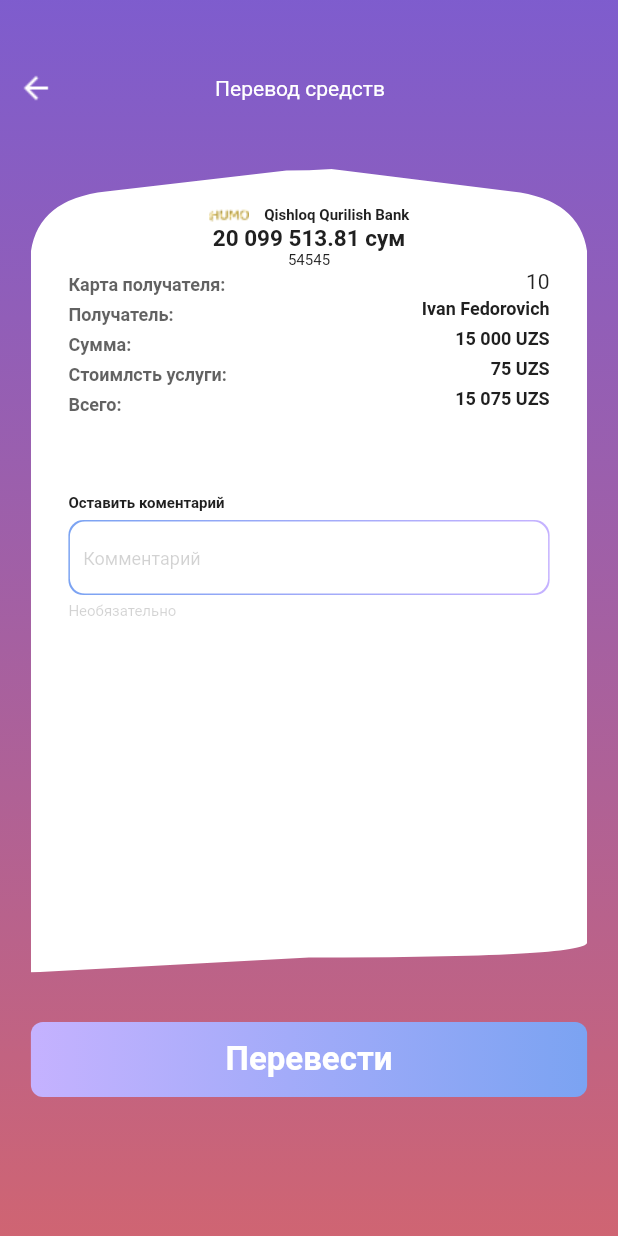
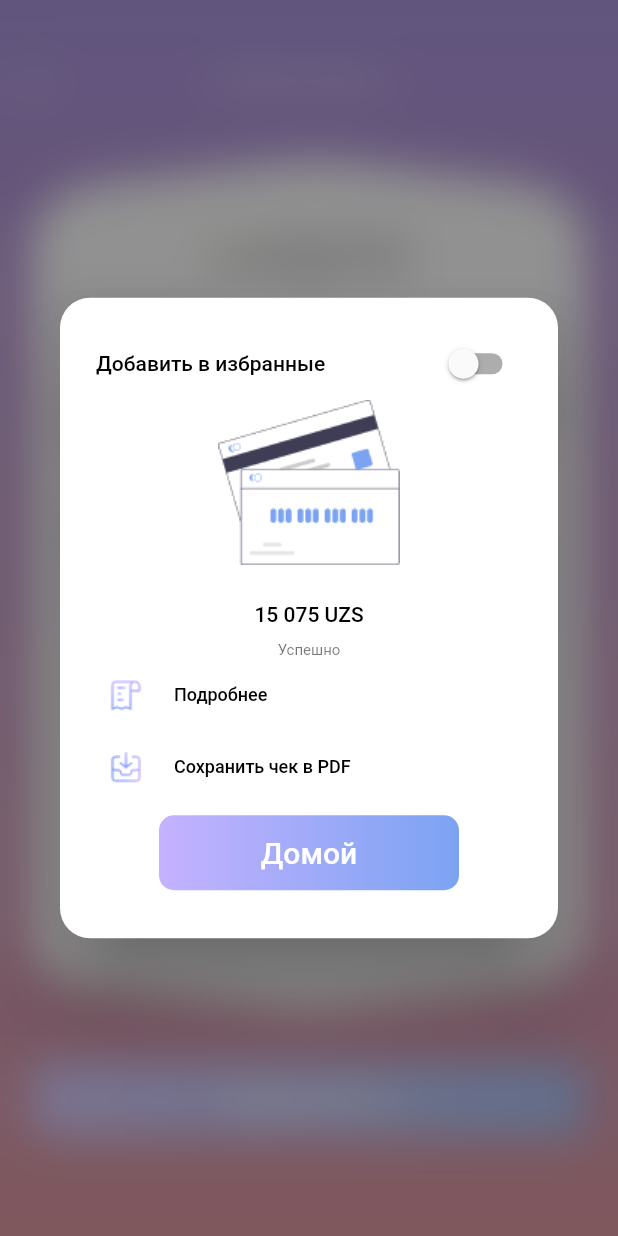
Before and after one commit to farhodyusupov/Quant-Flutter-, a Flutter app: the screen it shows after launch, after a tap on "Перевести", on a phone screen of 412 x 824 dp. Run offline on Flutter 3.47's test engine with Material 2 defaults, Android fonts, the phone set to English and light mode, and no system bars; our stand-ins replace bloc, carousel_slider, dotted_border, fl_chart, flutter_bloc, flutter_custom_clippers and 5 more; missing offline and left inert: dart:ffi; accounts and stored records are empty.

Commit message:
17 march perevod completed

```diff
--- a/lib/ui/home/home_widgets/clip_path_widget.dart
+++ b/lib/ui/home/home_widgets/clip_path_widget.dart
@@ -4,32 +4,47 @@ class ClipPathClass extends CustomClipper<Path> {
   @override
   Path getClip(Size size) {
     var path = Path();
+
     ///first point(left side border radius)
     path.moveTo(0, 55);
     var controlPoint1 = Offset(5, 20);
     var endPoint1 = Offset(50, 15);
-    path.quadraticBezierTo(controlPoint1.dx, controlPoint1.dy, endPoint1.dx, endPoint1.dy);
-    path.lineTo(size.width/2-15, 1);
+    path.quadraticBezierTo(
+        controlPoint1.dx, controlPoint1.dy, endPoint1.dx, endPoint1.dy);
+    path.lineTo(size.width / 2 - 15, 1);
 
     ///second point(top radius)
     var controlPoint2 = Offset(size.width / 2, 1);
-    var endPoint2 = Offset(size.width/2+15, 0);
-    path.quadraticBezierTo(controlPoint2.dx, controlPoint2.dy, endPoint2.dx, endPoint2.dy);
+    var endPoint2 = Offset(size.width / 2 + 15, 0);
+    path.quadraticBezierTo(
+        controlPoint2.dx, controlPoint2.dy, endPoint2.dx, endPoint2.dy);
 
     ///third point(right side border radius)
-    path.lineTo(size.width-50, 15);
-    var controlPoint3 = Offset(size.width-5, 20);
+    path.lineTo(size.width - 50, 15);
+    var controlPoint3 = Offset(size.width - 5, 20);
     var endPoint3 = Offset(size.width, 55);
-    path.quadraticBezierTo(controlPoint3.dx, controlPoint3.dy, endPoint3.dx, endPoint3.dy);
-    path.lineTo(size.width, size.height / 18);
-    path.lineTo(size.width, size.height-20);
-    var controlPoint4 = Offset(size.width, size.height-10
-    );
-    var endPoint4 = Offset(size.width/2, size.height);
-    path.quadraticBezierTo(controlPoint4.dx, controlPoint4.dy, endPoint4.dx, controlPoint4.dy);
-    path.lineTo(0, size.height);
+    path.quadraticBezierTo(
+        controlPoint3.dx, controlPoint3.dy, endPoint3.dx, endPoint3.dy);
+
+    /// bottom left corner
+    path.lineTo(size.width, size.height-55);
+    var controlPoint4 = Offset(size.width-5, size.height-20);
+    var endPoint4 = Offset(size.width-50, size.height-15);
+    path.quadraticBezierTo(
+        controlPoint4.dx, controlPoint4.dy, endPoint4.dx, endPoint4.dy);
+    path.lineTo(size.width / 2 , size.height-1);
+
+    /// bottom center
 
 
+
+    /// bottom right corner
+    path.lineTo(50, size.height-15);
+    var controlPoint6 = Offset(5, size.height-15);
+    var endPoint6 = Offset(0, size.height-50);
+    path.quadraticBezierTo(
+        controlPoint6.dx, controlPoint6.dy, endPoint6.dx, endPoint6.dy);
+    // path.lineTo(0, 55);
     path.close();
 
     return path;
--- a/lib/ui/home/home_widgets/perevod_sredstva_widget.dart
+++ b/lib/ui/home/home_widgets/perevod_sredstva_widget.dart
@@ -1,5 +1,6 @@
 import 'package:flutter/material.dart';
 import 'package:quant_flutter_new/constants/constants.dart';
+import 'package:quant_flutter_new/ui/home/home_widgets/perevod_zavershen.dart';
 import 'package:quant_flutter_new/ui/widgets/border_gradient_widget.dart';
 
 import 'clip_path_widget.dart';
@@ -26,7 +27,8 @@ class _PerevodSredstvaWidgetState extends State<PerevodSredstvaWidget> {
   @override
   Widget build(BuildContext context) {
     Size size = MediaQuery.of(context).size;
-    return Scaffold(
+    return SafeArea(
+      child: Scaffold(
         body: Container(
           decoration: BoxDecoration(
               gradient: LinearGradient(colors: [
@@ -54,10 +56,11 @@ class _PerevodSredstvaWidgetState extends State<PerevodSredstvaWidget> {
                   padding: EdgeInsets.all(25),
                   color: Colors.white,
                   width: size.width * 0.9,
-                height: size.height * 0.65,
+                  height: size.height * 0.69,
                   child: Column(
                     crossAxisAlignment: CrossAxisAlignment.start,
                     children: [
+                      const SizedBox(height: 25,),
                       Row(
                         mainAxisAlignment: MainAxisAlignment.center,
                         children: [
@@ -166,7 +169,15 @@ class _PerevodSredstvaWidgetState extends State<PerevodSredstvaWidget> {
                 height: 25,
               ),
               TextButton(
-              onPressed: () {},
+                onPressed: () {
+                  showDialog<void>(
+                    context: context,
+                    barrierDismissible: false, // user must tap button!
+                    builder: (BuildContext context) {
+                      return PerevodZavershenWidget();
+                    },
+                  );
+                },
                 child: Container(
                   alignment: Alignment.center,
                   height: 50,
@@ -181,8 +192,9 @@ class _PerevodSredstvaWidgetState extends State<PerevodSredstvaWidget> {
                   ),
                 ),
               ),
-            const SizedBox(height: 50,)
+              const SizedBox(height: 30,)
             ],
+          ),
         ),
       ),
     );
--- /dev/null
+++ b/lib/ui/home/home_widgets/perevod_zavershen.dart
@@ -0,0 +1,171 @@
+import 'dart:ui';
+
+import 'package:flutter/material.dart';
+import 'package:quant_flutter_new/constants/constants.dart';
+import 'package:quant_flutter_new/ui/widgets/bottom_navigation_bar.dart';
+
+class PerevodZavershenWidget extends StatefulWidget {
+  const PerevodZavershenWidget({Key? key}) : super(key: key);
+
+  @override
+  _PerevodZavershenWidgetState createState() => _PerevodZavershenWidgetState();
+}
+
+class _PerevodZavershenWidgetState extends State<PerevodZavershenWidget> {
+  bool switchValue = false;
+  bool isPodrobnoy = true;
+  @override
+  Widget build(BuildContext context) {
+    Size size = MediaQuery.of(context).size;
+    return Container(
+      color: Colors.white.withOpacity(0.2),
+      child: BackdropFilter(
+        filter: ImageFilter.blur(sigmaY: 15, sigmaX: 15),
+        child: AlertDialog(
+          shape: const RoundedRectangleBorder(
+              borderRadius: BorderRadius.all(Radius.circular(20.0))),
+          content: Container(
+            width: size.width*0.9,
+            child: SingleChildScrollView(
+              child: isPodrobnoy?Column(
+
+                children: [
+                  Row(
+                    mainAxisAlignment: MainAxisAlignment.spaceBetween,
+                    children: [
+                      Text("Добавить в избранные",style:Theme.of(context).textTheme.bodyText1 ),
+                      Switch(
+                          value: switchValue,
+                          onChanged: (value) {
+                            setState(() {
+                              switchValue = !switchValue;
+                            });
+                            print(switchValue);
+                          })
+                    ],
+                  ),
+                  Image.asset("assets/icons/perevodIcons/two_cards.png"),
+                  const SizedBox(height: 25,),
+                  Text("15 075 UZS",style:Theme.of(context).textTheme.bodyText1),
+                  const SizedBox(height: 10,),
+                  Text("Успешно",style:TextStyle(color: blackTextColor.withOpacity(0.6), fontSize: 10)),
+                  TextButton(
+                    onPressed: (){
+                      setState(() {
+                        isPodrobnoy = false;
+                      });
+                    },
+
+                    child: Row(
+                      children: [
+                        Image.asset("assets/icons/perevodIcons/paper_podrobnoy.png"),
+                        const SizedBox(width: 20,),
+                        Text("Подробнее",style:Theme.of(context).textTheme.bodyText1!.copyWith(fontSize: 12))
+                      ],
+                    ),
+                  ),
+                  TextButton(
+                      onPressed: () {},
+                      child: Row(
+                        children: [
+                          Image.asset("assets/icons/perevodIcons/soxranit_chek.png"),
+                          const SizedBox(width: 20,),
+                          Text("Сохранить чек в PDF",style:Theme.of(context).textTheme.bodyText1!.copyWith(fontSize: 12)),
+                        ],
+                      )),
+                  TextButton(
+                    onPressed: () {
+                      Navigator.push(
+                        context,
+                        MaterialPageRoute(builder: (context) => BottomNavBar()),
+                      );
+                    },
+                    child: Container(
+                      alignment: Alignment.center,
+                      height: 50,
+                      width: 200,
+                      decoration: BoxDecoration(
+                        gradient: const LinearGradient(
+                            colors: [Color(0xffC5B2FF), Color(0xff7BA3F2)]),
+                        borderRadius: BorderRadius.circular(10),
+                      ),
+                      child: Text("Домой", style:Theme.of(context).textTheme.headline6?.copyWith(fontSize: 20)),
+                    ),
+                  ),
+                ],
+              ):perevodPodrobnoy(size),
+            ),
+          ),
+        ),
+      ),
+    );
+  }
+
+  Widget perevodPodrobnoy(Size size){
+    return Column(
+      crossAxisAlignment: CrossAxisAlignment.start,
+      children: [
+        Center(child: Image.asset("assets/icons/perevodIcons/succes.png", height: 70,)),
+        text("Имя отправителя","Ivan Ivanov"),
+        text("Отправитель","8600 31** **** 7000"),
+        text("Имя получателя","Ivan Fedorevich"),
+        text("Получатель","Получатель"),
+        text("Комиссия","0.75 UZS"),
+        text("Общая сумма","15 075 UZS"),
+        text("Дата транзакции","10.03.2022 10:39:36"),
+        Row(
+          mainAxisAlignment: MainAxisAlignment.spaceBetween,
+          children: [
+            text("№ транзакции","343dshiho-hfffrughp-dufhgdp-999jp"),
+            Column(
+              children: [
+                const SizedBox(height: 14,),
+                Image.asset("assets/icons/perevodIcons/tranzaksi.png")
+              ],
+            ),
+          ],
+        ),
+        const SizedBox(height: 10,),
+        Center(
+          child: TextButton(
+            onPressed: (){
+              Navigator.push(
+                context,
+                MaterialPageRoute(builder: (context) => BottomNavBar()),
+              );
+            },
+            child: Container(
+              alignment: Alignment.center,
+              height: 45,
+              width: size.width*0.6,
+              decoration: BoxDecoration(
+                gradient: const LinearGradient(
+                  colors: [
+                    Color(0xffC5B2FF),
+                    Color(0xff7BA3F2),
+                  ]
+                ),
+                borderRadius: BorderRadius.circular(10)
+              ),
+              child: Text("Закрыть", style:Theme.of(context).textTheme.headline6?.copyWith(fontSize: 16)),
+            ),
+          ),
+        )
+
+      ],
+    );
+  }
+
+  Widget text(String headerText, String bodyText) {
+    return Container(
+      padding: EdgeInsets.all(4),
+      child: Column(
+        crossAxisAlignment: CrossAxisAlignment.start,
+        children: [
+          Text(headerText, style:  TextStyle(color: blackTextColor.withOpacity(0.6), fontSize: 10),),
+          Text(bodyText, style: TextStyle(color: blackTextColor.withOpacity(1), fontSize: 13),),
+        ],
+      ),
+    );
+  }
+}
```
Also changed, not shown: lib/constants/themes.dart (+67 -11 lines), assets/icons/perevodIcons/paper_podrobnoy.png (added), assets/icons/perevodIcons/soxranit_chek.png (added), assets/icons/perevodIcons/succes.png (added), assets/icons/perevodIcons/tranzaksi.png (added), assets/icons/perevodIcons/two_cards.png (added). Lines whose indentation alone changed are shown as unchanged.
